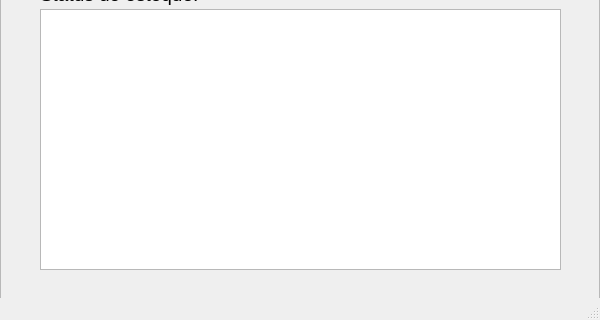
Before: the Qt Designer form Interface/Home.ui in jessica-lemes/Projeto-Estoque, drawn with Qt 5; both pictures show x 0 to 600 and y 280 to 600 of the 600 by 600 pixel window.
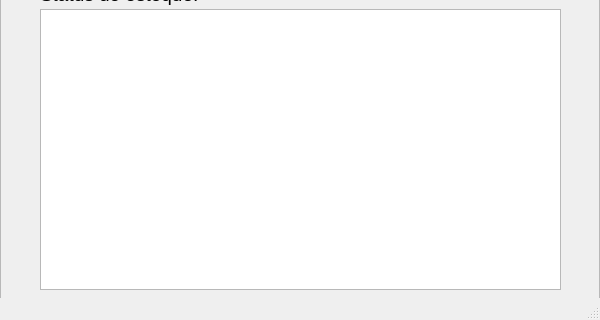
After: the same form once the commit is applied.

```diff
--- a/Interface/Home.ui
+++ b/Interface/Home.ui
@@ -85,7 +85,7 @@
        <x>40</x>
        <y>260</y>
        <width>521</width>
-       <height>261</height>
+       <height>281</height>
       </rect>
      </property>
     </widget>
```
Left out of the diff: 2 changed lines with no effect on the pictures.
